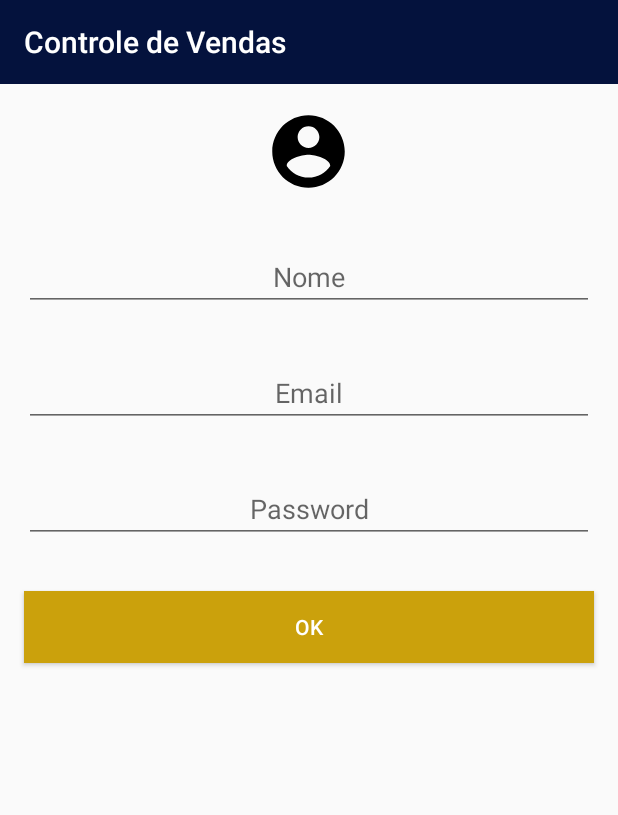
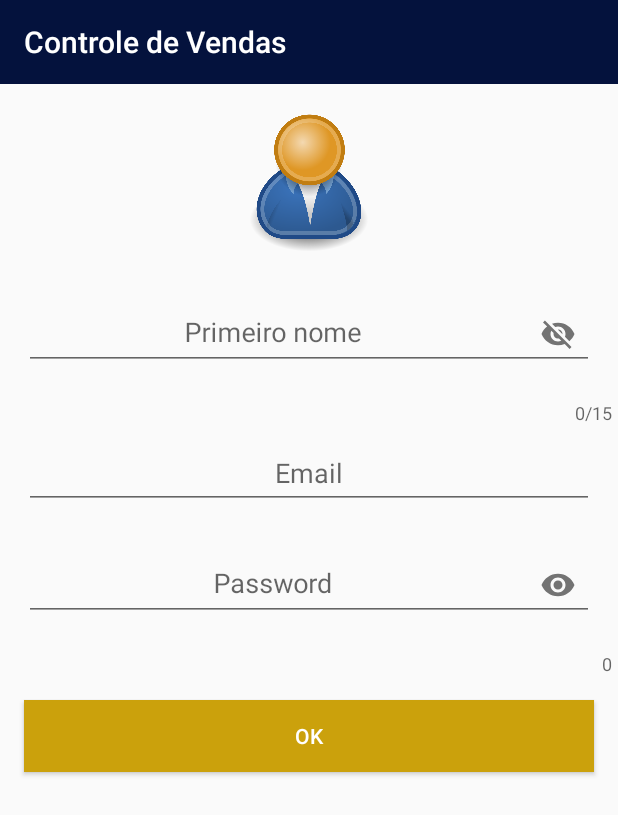
Before and after one commit to LucioDarcon/CRUD_SQLITE, an Android app: the RegisterActivity screen opened directly, with no data from a screen before it, on a phone screen of 412 x 824 dp. Shown: the top 815 px of the screen. Run offline under Robolectric (Android 15) with nearby library versions, the phone set to English and light mode, and no system bars.

Commit message:
add database SQLITE and implementation register from adm

```diff
--- a/app/src/main/java/com/example/controlsales/view/RegisterActivity.kt
+++ b/app/src/main/java/com/example/controlsales/view/RegisterActivity.kt
@@ -1,13 +1,61 @@
 package com.example.controlsales.view
 
+import android.content.Intent
 import androidx.appcompat.app.AppCompatActivity
 import android.os.Bundle
+import android.view.View
+import android.widget.Toast
 import com.example.controlsales.R
+import com.example.controlsales.business.AdmBusiness
+import com.example.controlsales.entities.Adm
+import com.example.controlsales.repository.AdmRepository
+import kotlinx.android.synthetic.main.activity_register.*
 
-class RegisterActivity : AppCompatActivity() {
+class RegisterActivity : AppCompatActivity(), View.OnClickListener {
+
+    private lateinit var admBusiness: AdmBusiness
+    private lateinit var adm: Adm
 
     override fun onCreate(savedInstanceState: Bundle?) {
         super.onCreate(savedInstanceState)
         setContentView(R.layout.activity_register)
+
+        setListeners()
     }
+
+    override fun onClick(v: View) {
+        when (v.id) {
+            R.id.btnRegisterAdm -> {
+                try {
+                    if (validationFields()) {
+                        admBusiness = AdmBusiness(this)
+                        adm = Adm(
+                            edtRegisterNameAdm.text.toString(),
+                            edtRegisterEmailAdm.text.toString(),
+                            edtRegisterPasswordAdm.text.toString()
+                        )
+                        admBusiness.insertAdm(adm)
+                        Toast.makeText(this, "Salvo com sucesso!", Toast.LENGTH_LONG).show()
+                        val i = Intent(this, AuthActivity::class.java)
+                        startActivity(i)
+                    } else {
+                        Toast.makeText(this, "Preencha os Campos", Toast.LENGTH_LONG).show()
+                    }
+                } catch (e: Exception) {
+                    e.printStackTrace()
+                    Toast.makeText(this, "Erro ao Salvar", Toast.LENGTH_LONG).show()
+                }
+            }
+        }
+    }
+
+    private fun setListeners() {
+        btnRegisterAdm.setOnClickListener(this)
+    }
+
+    private fun validationFields()
+            : Boolean {
+        return edtRegisterNameAdm.text.toString() != "" && edtRegisterEmailAdm.text.toString() != "" && edtRegisterPasswordAdm.text.toString() != ""
+    }
+
 }
--- a/app/src/main/res/drawable/ic_monetization_on_black_24dp.xml
+++ b/app/src/main/res/drawable/ic_monetization_on_black_24dp.xml
@@ -4,6 +4,6 @@
         android:viewportWidth="24.0"
         android:viewportHeight="24.0">
     <path
-        android:fillColor="#FF000000"
+        android:fillColor="#CBA10C"
         android:pathData="M12,2C6.48,2 2,6.48 2,12s4.48,10 10,10 10,-4.48 10,-10S17.52,2 12,2zM13.41,18.09L13.41,20h-2.67v-1.93c-1.71,-0.36 -3.16,-1.46 -3.27,-3.4h1.96c0.1,1.05 0.82,1.87 2.65,1.87 1.96,0 2.4,-0.98 2.4,-1.59 0,-0.83 -0.44,-1.61 -2.67,-2.14 -2.48,-0.6 -4.18,-1.62 -4.18,-3.67 0,-1.72 1.39,-2.84 3.11,-3.21L10.74,4h2.67v1.95c1.86,0.45 2.79,1.86 2.85,3.39L14.3,9.34c-0.05,-1.11 -0.64,-1.87 -2.22,-1.87 -1.5,0 -2.4,0.68 -2.4,1.64 0,0.84 0.65,1.39 2.67,1.91s4.18,1.39 4.18,3.91c-0.01,1.83 -1.38,2.83 -3.12,3.16z"/>
 </vector>
--- a/app/src/main/res/drawable/ic_person_add_black_24dp.xml
+++ b/app/src/main/res/drawable/ic_person_add_black_24dp.xml
@@ -4,6 +4,6 @@
         android:viewportWidth="24.0"
         android:viewportHeight="24.0">
     <path
-        android:fillColor="#FF000000"
+        android:fillColor="#CBA10C"
         android:pathData="M15,12c2.21,0 4,-1.79 4,-4s-1.79,-4 -4,-4 -4,1.79 -4,4 1.79,4 4,4zM6,10L6,7L4,7v3L1,10v2h3v3h2v-3h3v-2L6,10zM15,14c-2.67,0 -8,1.34 -8,4v2h16v-2c0,-2.66 -5.33,-4 -8,-4z"/>
 </vector>
--- a/app/src/main/res/layout/activity_register.xml
+++ b/app/src/main/res/layout/activity_register.xml
@@ -4,8 +4,8 @@
     xmlns:tools="http://schemas.android.com/tools"
     android:layout_width="match_parent"
     android:layout_height="match_parent"
+    android:focusableInTouchMode="true"
     android:orientation="vertical"
-    android:focusableInTouchMode="true"
     tools:context=".view.RegisterActivity">
 
     <LinearLayout
@@ -20,55 +20,74 @@
     <LinearLayout
         android:layout_width="match_parent"
         android:layout_height="match_parent"
-        android:orientation="vertical"
-        >
+        android:orientation="vertical">
 
         <ImageView
-            android:layout_width="58dp"
-            android:layout_height="58dp"
+            android:layout_width="100dp"
+            android:layout_height="100dp"
+            android:layout_gravity="center"
             android:layout_margin="16dp"
-            android:src="@drawable/ic_account_circle_black_24dp"
-            android:layout_gravity="center"
-            />
+            android:src="@drawable/user" />
+
+        <com.google.android.material.textfield.TextInputLayout
+            android:layout_width="match_parent"
+            app:counterEnabled="true"
+            app:passwordToggleEnabled="true"
+            app:counterMaxLength="15"
+            android:layout_height="wrap_content">
 
             <androidx.appcompat.widget.AppCompatEditText
-            android:id="@+id/edtName"
+                android:id="@+id/edtRegisterNameAdm"
                 android:layout_width="match_parent"
                 android:layout_height="wrap_content"
-            android:hint="@string/nome"
                 android:layout_margin="16dp"
                 android:gravity="center"
-            />
+                android:hint="@string/primeiro_nome" />
+
+        </com.google.android.material.textfield.TextInputLayout>
+
+        <com.google.android.material.textfield.TextInputLayout
+            android:layout_width="match_parent"
+            android:layout_height="wrap_content">
 
             <androidx.appcompat.widget.AppCompatEditText
-            android:id="@+id/edtEmailPassword"
+                android:id="@+id/edtRegisterEmailAdm"
                 android:layout_width="match_parent"
                 android:layout_height="wrap_content"
-            android:hint="@string/email"
+                android:layout_gravity="center"
                 android:layout_margin="16dp"
                 android:gravity="center"
-            android:inputType="textWebEmailAddress"
-            android:layout_gravity="center" />
+                android:hint="@string/email"
+                android:inputType="textWebEmailAddress" />
+
+        </com.google.android.material.textfield.TextInputLayout>
+
+        <com.google.android.material.textfield.TextInputLayout
+            android:layout_width="match_parent"
+            android:layout_height="wrap_content"
+            app:counterEnabled="true"
+            app:passwordToggleEnabled="true">
 
             <androidx.appcompat.widget.AppCompatEditText
-            android:id="@+id/edtRegisterPassword"
+                android:id="@+id/edtRegisterPasswordAdm"
                 android:layout_width="match_parent"
                 android:layout_height="wrap_content"
-            android:hint="@string/password"
+                android:layout_gravity="center"
                 android:layout_margin="16dp"
                 android:gravity="center"
-            android:layout_gravity="center"
-            android:inputType="textWebEmailAddress"
-            />
+                android:hint="@string/password"
+                android:inputType="textPassword" />
+
+        </com.google.android.material.textfield.TextInputLayout>
 
         <androidx.appcompat.widget.AppCompatButton
+            android:id="@+id/btnRegisterAdm"
+            style="@style/TextAppearance.AppCompat.Widget.Button.Colored"
             android:layout_width="match_parent"
             android:layout_height="wrap_content"
-            style="@style/TextAppearance.AppCompat.Widget.Button.Colored"
-            android:text="@string/ok"
+            android:layout_margin="16dp"
             android:background="@color/colorSecondary"
-            android:layout_margin="16dp"
-            />
+            android:text="@string/ok" />
 
     </LinearLayout>
 
--- a/app/src/main/res/values/strings.xml
+++ b/app/src/main/res/values/strings.xml
@@ -10,6 +10,7 @@
     <string name="validation_fields_login">Complete os Campos</string>
     <string name="ok">Ok</string>
     <string name="nome">Nome</string>
+    <string name="primeiro_nome">Primeiro nome</string>
     <string name="email">Email</string>
     <string name="password">Password</string>
 </resources>
```
Also changed, not shown: app/src/main/java/com/example/controlsales/business/AdmBusiness.kt (added, +27 -0 lines), app/src/main/java/com/example/controlsales/constants/ConstantsDB.kt (added, +16 -0 lines), app/src/main/java/com/example/controlsales/database/DataBaseHelper.kt (added, +38 -0 lines), app/src/main/java/com/example/controlsales/dto/LoginDTO.kt (added, +8 -0 lines), app/src/main/java/com/example/controlsales/entities/Adm.kt (added, +8 -0 lines), app/src/main/java/com/example/controlsales/repository/AdmRepository.kt (added, +43 -0 lines), app/src/main/res/layout/activity_auth.xml (+33 -19 lines), app/src/main/res/drawable/google.png (added), app/src/main/res/drawable/user.png (added). Lines whose indentation alone changed are shown as unchanged.
